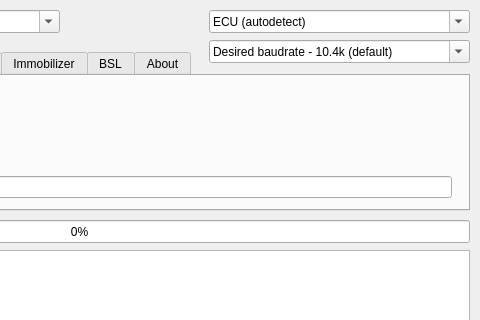
Old version of the form flasher/gkflasher.ui in the repository Dante383/GKFlasher; both pictures show x 321 to 801 and y 0 to 320 of the 801 by 642 pixel window.
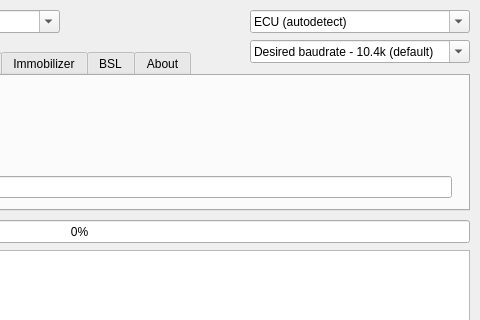
New version of the form. Icons and pictures are not drawn.

Commit message: resize baudratesBox and ecusBox to prevent overlap

What changed in the file:
```diff
--- a/flasher/gkflasher.ui
+++ b/flasher/gkflasher.ui
@@ -648,9 +648,9 @@
   <widget class="QComboBox" name="ecusBox">
    <property name="geometry">
     <rect>
-     <x>530</x>
+     <x>571</x>
      <y>10</y>
-     <width>261</width>
+     <width>220</width>
      <height>23</height>
     </rect>
    </property>
@@ -664,9 +664,9 @@
   <widget class="QComboBox" name="baudratesBox">
    <property name="geometry">
     <rect>
-     <x>530</x>
+     <x>571</x>
      <y>40</y>
-     <width>261</width>
+     <width>220</width>
      <height>23</height>
     </rect>
    </property>
```
